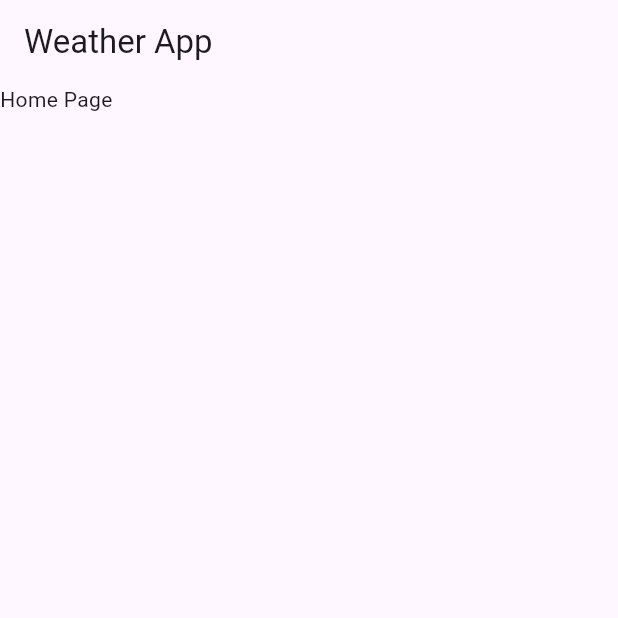
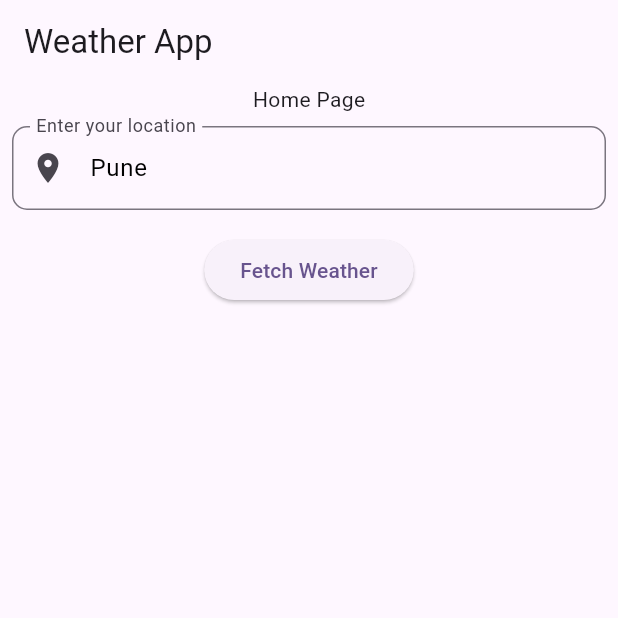
Before and after one commit to RahulG84/weather_poc_flutter, a Flutter app: the screen it shows after launch, on a phone screen of 412 x 824 dp, the top half of it. Run offline on Flutter 3.47's test engine with Material 3 defaults, Android fonts, the light colour scheme and no system bars; our stand-ins replace bloc, flutter_bloc; network calls fail.

Commit message:
Added : API Integration And Bloc Set-up Done

```diff
--- a/lib/home/ui/home_page.dart
+++ b/lib/home/ui/home_page.dart
@@ -1,4 +1,6 @@
 import 'package:flutter/material.dart';
+import 'package:flutter_bloc/flutter_bloc.dart';
+import 'package:weather_poc/weather/bloc/weather_bloc.dart';
 
 class HomePage extends StatefulWidget {
   const HomePage({Key? key}) : super(key: key);
@@ -8,17 +10,70 @@ class HomePage extends StatefulWidget {
 }
 
 class _HomePageState extends State<HomePage> {
+  final GlobalKey<FormState> _formKey = GlobalKey<FormState>();
+  WeatherBloc weatherBloc = WeatherBloc();
+  TextEditingController cityNameController =
+      TextEditingController(text: 'Pune');
+
+  @override
+  void initState() {
+    super.initState();
+    weatherBloc.add(WeatherFetchEvent(locationName: cityNameController.text));
+  }
+
   @override
   Widget build(BuildContext context) {
     return Scaffold(
       appBar: AppBar(
         title: const Text('Weather App'),
       ),
-      body: Container(
-        child: const Column(
-          children: [
-            Text('Home Page'),
-          ],
+      body: Form(
+        key: _formKey,
+        child: Container(
+          child: Column(
+            children: [
+              const Text('Home Page'),
+              Padding(
+                padding: const EdgeInsets.all(8.0),
+                child: TextFormField(
+                  controller: cityNameController,
+                  decoration: InputDecoration(
+                    border: OutlineInputBorder(
+                      borderRadius: BorderRadius.circular(10.0),
+                    ),
+                    labelText: 'Enter your location',
+                    hintText: 'Eg: Mumbai, Pune',
+                    prefixIcon: const Icon(Icons.location_on),
+                  ),
+                  style: const TextStyle(
+                    fontSize: 16.0,
+                    color: Colors.black,
+                  ),
+                  validator: (value) {
+                    if (value == null || value.isEmpty) {
+                      return 'Please enter a location';
+                    }
+                    return null;
+                  },
+                ),
+              ),
+              Padding(
+                padding: const EdgeInsets.all(8.0),
+                child: ElevatedButton(
+                  onPressed: () {
+                    if (_formKey.currentState!.validate()) {
+                      _formKey.currentState!.save();
+                      weatherBloc.add(
+                        WeatherFetchEvent(
+                            locationName: cityNameController.text),
+                      );
+                    }
+                  },
+                  child: const Text('Fetch Weather'),
+                ),
+              ),
+            ],
+          ),
         ),
       ),
     );
--- a/lib/weather/bloc/weather_bloc.dart
+++ b/lib/weather/bloc/weather_bloc.dart
@@ -1,13 +1,34 @@
+import 'dart:async';
+import 'dart:convert';
 import 'package:bloc/bloc.dart';
 import 'package:meta/meta.dart';
-
+import 'package:flutter/cupertino.dart';
+import 'package:http/http.dart' as http;
+import '../../model/weather_data_model.dart';
 part 'weather_event.dart';
 part 'weather_state.dart';
 
 class WeatherBloc extends Bloc<WeatherEvent, WeatherState> {
   WeatherBloc() : super(WeatherInitial()) {
-    on<WeatherEvent>((event, emit) {
-      // TODO: implement event handler
-    });
+    on<WeatherFetchEvent>(weatherFetchEvent);
+  }
+
+  FutureOr<void> weatherFetchEvent(
+      WeatherFetchEvent event, Emitter<WeatherState> emit) async {
+    try {
+      emit(WeatherLoadingState());
+      var client = http.Client();
+      var response = await client.get(Uri.parse(
+          'https://api.openweathermap.org/data/2.5/weather?q=${event.locationName}&units=metric&appid=f3ba35f1e22cb767b8e4e56ba17bfeae'));
+      print(response.body);
+      if (response.statusCode == 200) {
+        WeatherData weatherData =
+            WeatherData.fromJson(jsonDecode(response.body));
+        emit(WeatherSucessesState(weatherData: weatherData));
+        print(weatherData.name);
+      }
+    } catch (error) {
+      print('error $error');
+    }
   }
 }
--- a/lib/weather/bloc/weather_event.dart
+++ b/lib/weather/bloc/weather_event.dart
@@ -2,3 +2,11 @@ part of 'weather_bloc.dart';
 
 @immutable
 sealed class WeatherEvent {}
+
+final class WeatherFetchEvent extends WeatherEvent {
+  String locationName;
+
+  WeatherFetchEvent({
+    required this.locationName,
+  });
+}
--- a/lib/weather/bloc/weather_state.dart
+++ b/lib/weather/bloc/weather_state.dart
@@ -3,4 +3,22 @@ part of 'weather_bloc.dart';
 @immutable
 sealed class WeatherState {}
 
+sealed class WeatherActionState extends WeatherState {}
+
 final class WeatherInitial extends WeatherState {}
+
+final class WeatherLoadingState extends WeatherState {}
+
+final class WeatherSucessesState extends WeatherState {
+  final WeatherData? weatherData;
+  WeatherSucessesState({
+    this.weatherData,
+  });
+}
+
+final class WeatherErrorState extends WeatherState {
+  final String? error;
+  WeatherErrorState({
+    this.error,
+  });
+}
```
Also changed, not shown: lib/model/weather_data_model.dart (added, +230 -0 lines).
